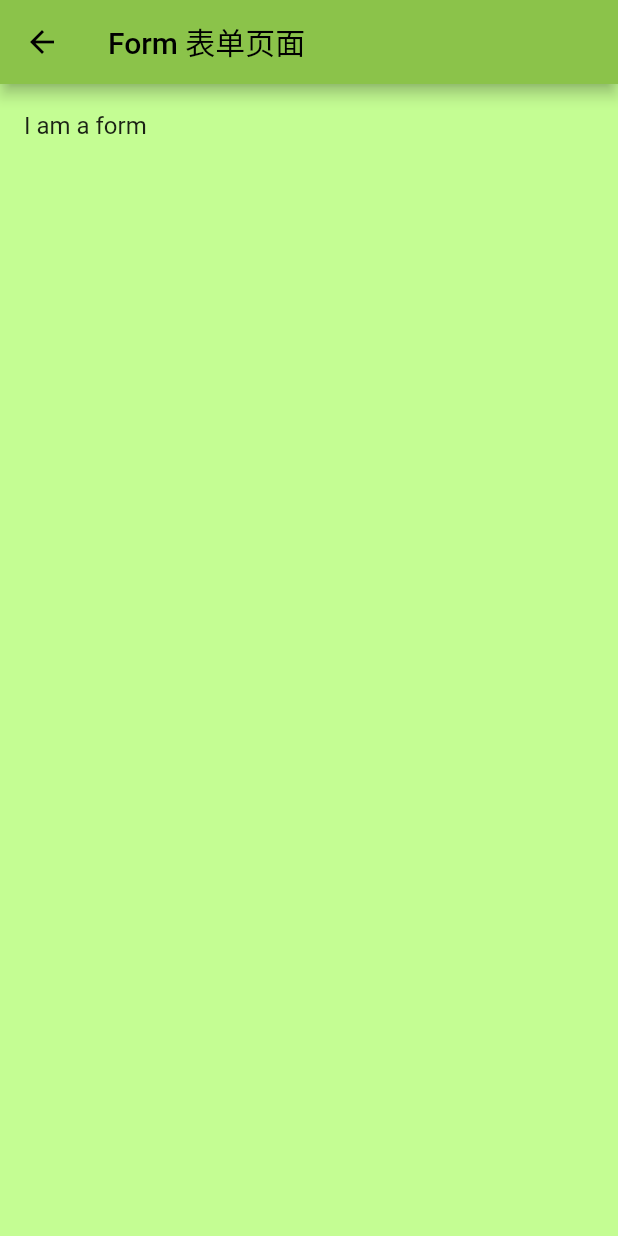
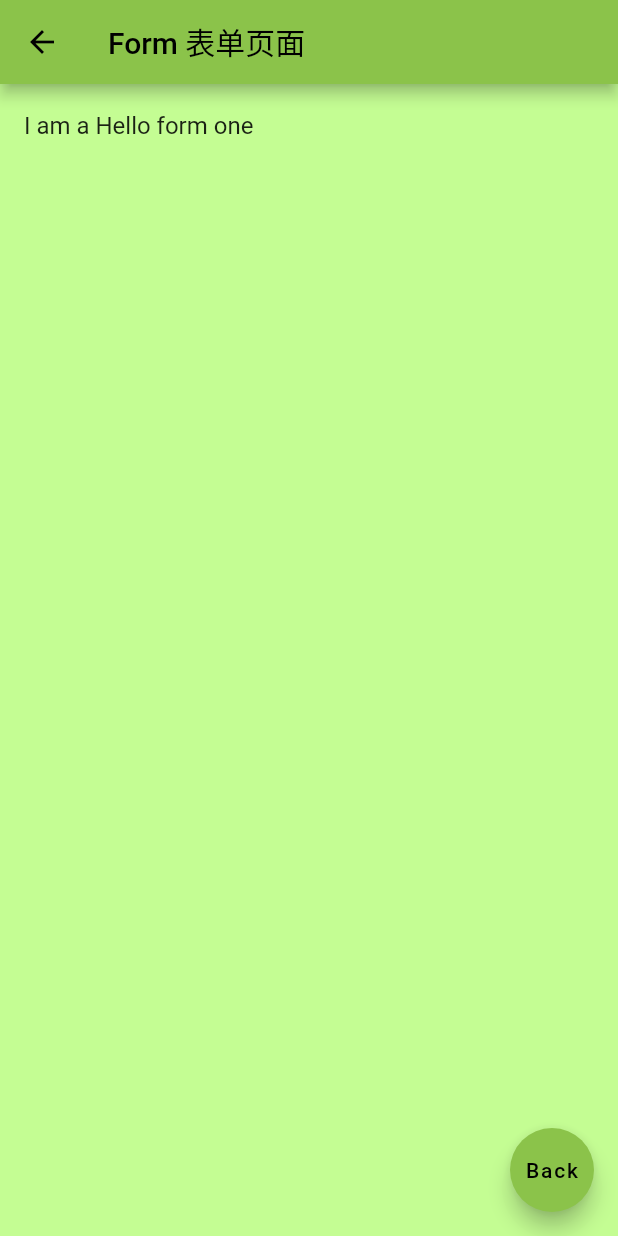
Before and after one commit to zhouqingwu/flutter_learn, a Flutter app: the screen it shows after launch, item 3 of the bottom bar chosen, after a tap on "Form", on a phone screen of 412 x 824 dp. Run offline on Flutter 3.47's test engine with Material 2 defaults, Android fonts, the phone set to English and light mode, and no system bars; generated files the repository leaves out were written again.

Commit message:
FloatingActionButton，
Navigator.pop(context), //返回页面

```diff
--- a/lib/src/pages/form.dart
+++ b/lib/src/pages/form.dart
@@ -1,7 +1,8 @@
 import 'package:flutter/material.dart';
 
 class FormPage extends StatelessWidget {
-  const FormPage({Key? key}) : super(key: key);
+  String title;
+  FormPage({Key? key, this.title = "form"}) : super(key: key);
 
   @override
   Widget build(BuildContext context) {
@@ -9,11 +10,15 @@ class FormPage extends StatelessWidget {
       appBar: AppBar(
         title: const Text('Form 表单页面'),
       ),
+      floatingActionButton: FloatingActionButton(
+        child: const Text('Back'),
+        onPressed: () => Navigator.pop(context), //返回页面
+      ),
       body: ListView(
-        children: const [
+        children: [
           ListTile(
-            title: Text('I am a form'),
-          )
+            title: Text('I am a $title'),
+          ),
         ],
       ),
     );
--- a/lib/src/pages/tabs/settings.dart
+++ b/lib/src/pages/tabs/settings.dart
@@ -23,7 +23,9 @@ class _SettingsPageState extends State<SettingsPage> {
               Navigator.push(
                 context,
                 MaterialPageRoute(
-                  builder: (context) => const FormPage(),
+                  builder: (context) => FormPage(
+                    title: 'Hello form one',
+                  ),
                 ),
               );
             },
```
